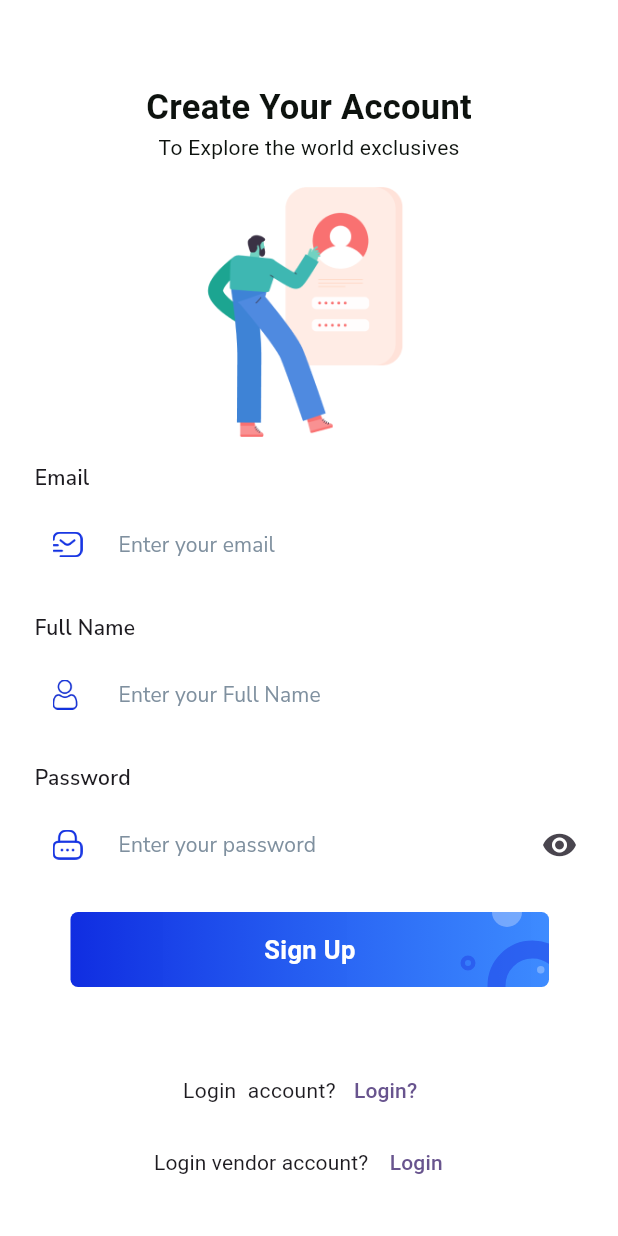
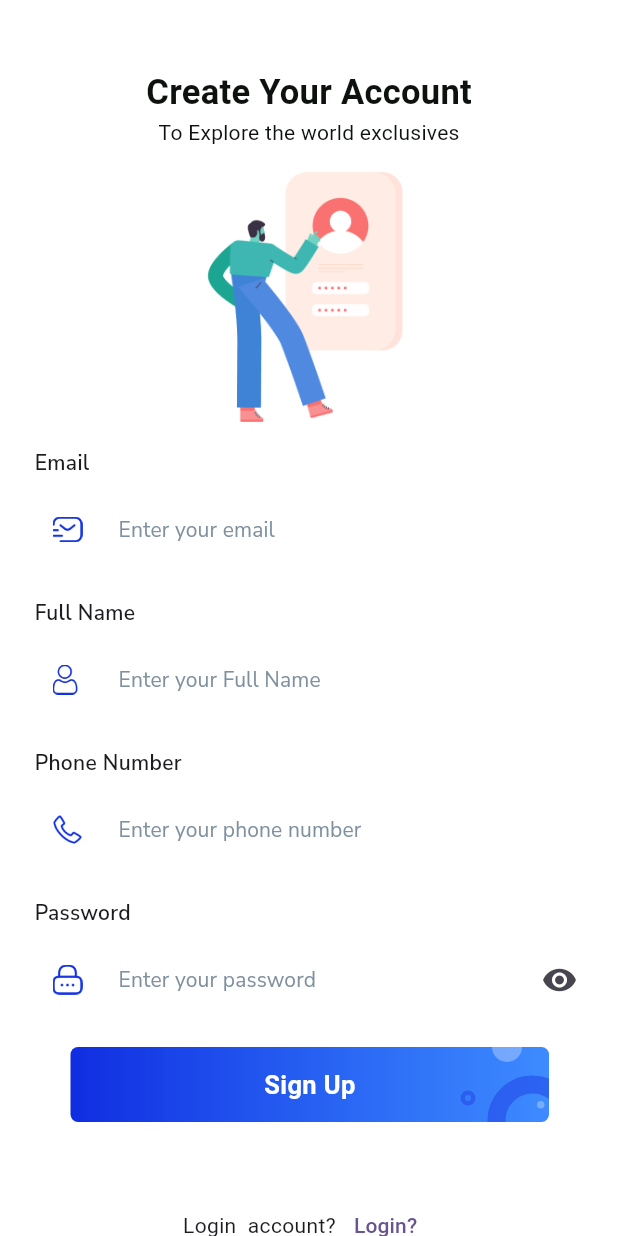
Before and after one commit to rahilahmed20/ecommerce, a Flutter app: the RegisterScreen screen opened directly, on a phone screen of 412 x 824 dp. Run offline on Flutter 3.47's test engine with Material 3 defaults, Android fonts, the phone set to English and light mode, and no system bars; our stand-ins replace animated_splash_screen, badges, cached_network_image, carousel_slider, cloud_firestore, custom_rating_bar and 11 more; missing offline and left inert: mailer, razorpay_flutter; accounts and stored records are empty.

Commit message:
added phone number and cancel order

```diff
--- a/lib/views/screens/authentication_screens/register_screen.dart
+++ b/lib/views/screens/authentication_screens/register_screen.dart
@@ -22,10 +22,9 @@ class _RegisterScreenState extends State<RegisterScreen> {
   bool _isLoading = false;
 
   late String email;
-
   late String fullName;
-
   late String password;
+  late String phoneNumber;
 
   registerUser() async {
     if (_formKey.currentState!.validate()) {
@@ -37,6 +36,7 @@ class _RegisterScreenState extends State<RegisterScreen> {
         email,
         fullName,
         password,
+        phoneNumber,
       );
 
       setState(() {
@@ -46,27 +46,26 @@ class _RegisterScreenState extends State<RegisterScreen> {
       if (res == 'success') {
         Get.to(LoginScreen());
         ScaffoldMessenger.of(context).showSnackBar(SnackBar(
-            content:
-                Text('congratulations account has been created for you..')));
+          content: Text('Congratulations! Your account has been created.'),
+        ));
       } else {
         ScaffoldMessenger.of(context).showSnackBar(
           SnackBar(
-            content: Text('something went wrong'),
+            content: Text('Something went wrong'),
           ),
         );
       }
     } else {
-      ScaffoldMessenger.of(context)
-          .showSnackBar(SnackBar(content: Text('please enter all fields')));
+      ScaffoldMessenger.of(context).showSnackBar(
+        SnackBar(content: Text('Please enter all fields')),
+      );
     }
   }
 
   @override
   Widget build(BuildContext context) {
     return Scaffold(
-      backgroundColor: Colors.white.withOpacity(
-        0.95,
-      ),
+      backgroundColor: Colors.white.withOpacity(0.95),
       body: Center(
         child: SingleChildScrollView(
           child: Padding(
@@ -179,6 +178,42 @@ class _RegisterScreenState extends State<RegisterScreen> {
                       child: Padding(
                         padding: const EdgeInsets.only(bottom: 5.0, left: 8.0),
                         child: Text(
+                          'Phone Number',
+                          style: GoogleFonts.getFont(
+                            'Nunito Sans',
+                            fontWeight: FontWeight.w600,
+                            letterSpacing: 0.2,
+                          ),
+                        ),
+                      ),
+                    ),
+                    CustomTextField(
+                      onChanged: (value) {
+                        phoneNumber = value;
+                      },
+                      validator: (value) {
+                        if (value!.isEmpty) {
+                          return 'Enter your phone number';
+                        } else {
+                          return null;
+                        }
+                      },
+                      label: 'Enter your phone number',
+                      prefixIcon: Padding(
+                        padding: const EdgeInsets.all(10.0),
+                        child: Image.asset(
+                          'assets/images/phone.png',
+                          width: 20,
+                          height: 20,
+                        ),
+                      ),
+                      text: 'enter phone number',
+                    ),
+                    Align(
+                      alignment: Alignment.topLeft,
+                      child: Padding(
+                        padding: const EdgeInsets.only(bottom: 5.0, left: 8.0),
+                        child: Text(
                           'Password',
                           style: GoogleFonts.getFont(
                             'Nunito Sans',
--- a/lib/views/screens/bottomNav_screens/acount_screen.dart
+++ b/lib/views/screens/bottomNav_screens/acount_screen.dart
@@ -3,7 +3,6 @@ import 'package:cloud_firestore/cloud_firestore.dart';
 import 'package:firebase_auth/firebase_auth.dart';
 import 'package:firebase_storage/firebase_storage.dart';
 
-// import 'package:flutter/cupertino.dart';
 import 'package:flutter/foundation.dart';
 import 'package:flutter/material.dart';
 import 'package:badges/badges.dart' as badges;
```
Also changed, not shown: lib/controllers/auth_controller.dart (+10 -54 lines), lib/views/screens/inner_screen/order_screen.dart (+78 -9 lines), 1 other file.
